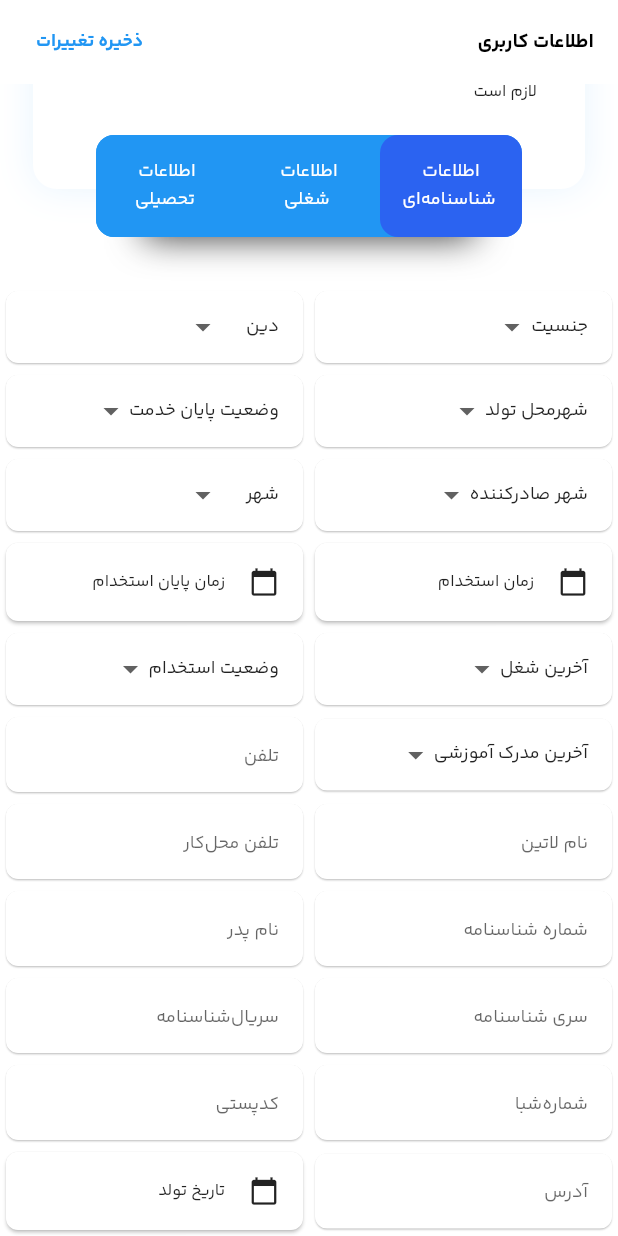
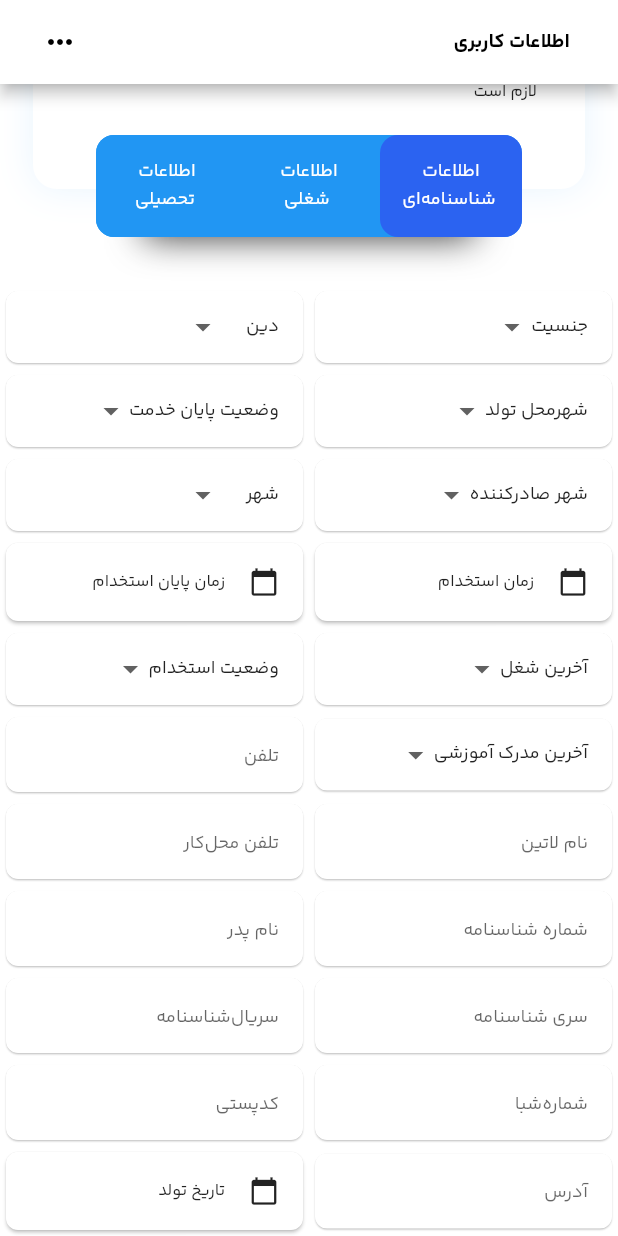
Before and after one commit to SinaHajipooor/LMS, a Flutter app: the ProfileScreen screen opened directly, scrolled down 191 dp, on a phone screen of 412 x 824 dp. Run offline on Flutter 3.47's test engine with Material 2 defaults, Android fonts, the phone set to English and light mode, and no system bars; our stand-ins replace carousel_slider, circular_countdown_timer, file_picker, fl_chart, flutter_rating_bar, flutter_spinkit and 3 more; missing offline and left inert: persian_datetime_picker; accounts and stored records are empty; network calls fail.

Commit message:
create custom widget for sliver appBar

```diff
--- a/lib/screens/course/electronic_course_detail_screen.dart
+++ b/lib/screens/course/electronic_course_detail_screen.dart
@@ -4,7 +4,6 @@ import 'package:lms/widgets/course/course_price_card.dart';
 import '../../widgets/course/course_teachers_list.dart';
 import '../../widgets/course/course_image.dart';
 import '../../widgets/course/course_detail_text.dart';
-import '../../widgets/course/course_detail_appbar.dart';
 import '../../widgets/course/course_name.dart';
 import 'package:provider/provider.dart';
 import '../../providers/Course/CourseProvider.dart';
@@ -17,6 +16,7 @@ import '../../widgets/course/course_detail_cards.dart';
 import '../../widgets/course/course_comments_list.dart';
 import '../../widgets/course/course_resources_card.dart';
 import '../../widgets/course/course_assessment.dart';
+import '../../widgets/elements/custom_appbar.dart';
 
 class ElectronicCourseDetailScreen extends StatefulWidget {
   static const routeName = '/electronic-course-detail-screen';
@@ -109,7 +109,9 @@ class _ElectronicCourseDetailScreenState extends State<ElectronicCourseDetailScr
                   CustomScrollView(
                     controller: _scrollController,
                     slivers: [
-                      const CourseDetailAppbar(),
+                      const CustomAppbar(
+                        title: 'اطلاعات دوره',
+                      ),
                       SliverList(
                         delegate: SliverChildListDelegate.fixed(
                           [
--- a/lib/screens/profile/profile_screen.dart
+++ b/lib/screens/profile/profile_screen.dart
@@ -1,4 +1,5 @@
 import 'package:flutter/material.dart';
+import 'package:flutter/rendering.dart';
 import '../../widgets/profile/user_information_card.dart';
 import 'package:persian_datetime_picker/persian_datetime_picker.dart';
 import '../../widgets/profile/user_birth_certificate_form.dart';
@@ -6,6 +7,7 @@ import '../../widgets/profile/user_job_info.dart';
 import '../../widgets/profile/user_education_info.dart';
 import '../../widgets/profile/job_info_form.dart';
 import '../../widgets/profile/education_info_form.dart';
+import '../../widgets/elements/custom_appbar.dart';
 
 class ProfileScreen extends StatefulWidget {
   const ProfileScreen({super.key});
@@ -23,8 +25,24 @@ class _ProfileScreenState extends State<ProfileScreen> {
   List<TextEditingController> inputControllers = List.generate(10, (index) => TextEditingController());
   int _selectedIndex = 1;
   final _scrollController = ScrollController();
+  bool _isFabVisible = true;
+// ------------- lifecycle -------------
+  @override
+  void initState() {
+    super.initState();
+    _scrollController.addListener(() {
+      if (_scrollController.position.userScrollDirection == ScrollDirection.reverse) {
+        setState(() {
+          _isFabVisible = false;
+        });
+      } else if (_scrollController.position.userScrollDirection == ScrollDirection.forward) {
+        setState(() {
+          _isFabVisible = true;
+        });
+      }
+    });
+  }
 
-// ------------- lifecycle -------------
   @override
   void dispose() {
     inputControllers.forEach((controller) => controller.dispose());
@@ -87,7 +105,7 @@ class _ProfileScreenState extends State<ProfileScreen> {
                 bottom: keyboardOffset + MediaQuery.of(context).padding.bottom,
               ),
               child: Container(
-                height: selectedIndex == 2 ? deviceHeight * 0.7 : deviceHeight * 0.55,
+                height: selectedIndex == 2 ? deviceHeight * 0.75 : deviceHeight * 0.55,
                 child: Column(
                   children: [
                     Container(
@@ -127,25 +145,23 @@ class _ProfileScreenState extends State<ProfileScreen> {
   Widget build(BuildContext context) {
     final deviceSize = MediaQuery.of(context).size;
     return Scaffold(
-      appBar: AppBar(
-        elevation: 0,
-        backgroundColor: Colors.white.withOpacity(0),
-        automaticallyImplyLeading: false,
-        title: const Text('اطلاعات کاربری', style: TextStyle(color: Colors.black, fontSize: 13)),
-        actions: [
-          TextButton(onPressed: () {}, child: const Text('ذخیره تغییرات', style: TextStyle(fontSize: 12))),
-          const SizedBox(width: 16),
-        ],
-      ),
-      body: SingleChildScrollView(
-        child: Column(
+      body: CustomScrollView(
+        controller: _scrollController,
+        slivers: [
+          const CustomAppbar(title: 'اطلاعات کاربری'),
+          SliverList(
+              delegate: SliverChildListDelegate.fixed([
+            Column(
               crossAxisAlignment: CrossAxisAlignment.start,
               children: [
                 UserInformationCard(onSelect: _onSelectInfo, selectedIndex: _selectedIndex),
                 Container(
                   decoration: const BoxDecoration(
                     color: Colors.white,
-                borderRadius: BorderRadius.only(topLeft: Radius.circular(32), topRight: Radius.circular(32)),
+                    borderRadius: BorderRadius.only(
+                      topLeft: Radius.circular(32),
+                      topRight: Radius.circular(32),
+                    ),
                   ),
                   child: Column(
                     children: [
@@ -162,7 +178,8 @@ class _ProfileScreenState extends State<ProfileScreen> {
                                   _selectedIndex,
                                 ),
                                 icon: const Icon(Icons.add, size: 15),
-                              label: const Text('ایجاد', style: TextStyle(fontSize: 13))),
+                                label: const Text('ایجاد', style: TextStyle(fontSize: 13)),
+                              ),
                             ],
                           ),
                         ),
@@ -178,7 +195,8 @@ class _ProfileScreenState extends State<ProfileScreen> {
                                   _showJobinfoFormModal(context, deviceSize.height, _selectedIndex);
                                 },
                                 icon: const Icon(Icons.add, size: 15),
-                              label: const Text('ایجاد', style: TextStyle(fontSize: 13))),
+                                label: const Text('ایجاد', style: TextStyle(fontSize: 13)),
+                              ),
                             ],
                           ),
                         ),
@@ -202,6 +220,8 @@ class _ProfileScreenState extends State<ProfileScreen> {
                 ),
               ],
             ),
+          ]))
+        ],
       ),
     );
   }
```
Also changed, not shown: lib/widgets/elements/custom_appbar.dart (renamed from lib/widgets/course/course_detail_appbar.dart, +4 -3 lines). Lines whose indentation alone changed are shown as unchanged.
